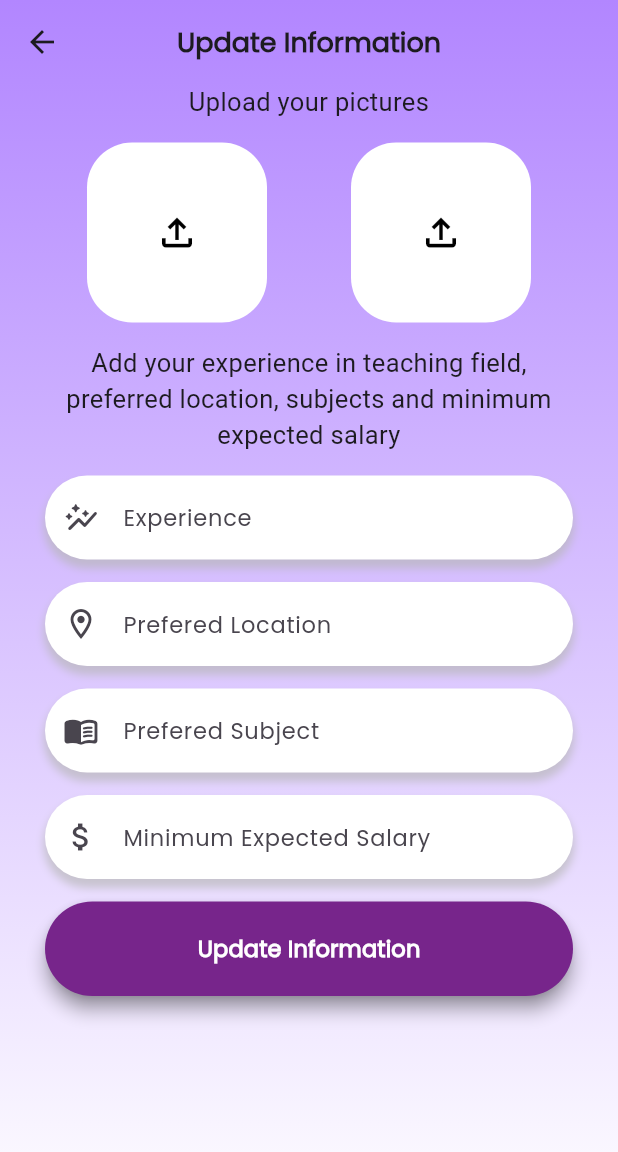
After one commit to RudroMozumdar/PoraoApp, a Flutter app: the screen it shows after launch, after a tap on "Update Information", on a phone screen of 412 x 824 dp. The commit adds this screen. Shown: the top 1152 px of the screen. Run offline on Flutter 3.47's test engine with Material 2 defaults, Android fonts, the phone set to English and light mode, and no system bars; our stand-ins replace firebase_auth, firebase_core; accounts and stored records are empty; network calls fail.

Commit message:
Update Info and Student Info Done

```diff
--- /dev/null
+++ b/lib/auth/update_information.dart
@@ -0,0 +1,160 @@
+import 'package:porao_app/common/all_import.dart';
+
+class UpdateInformation extends StatefulWidget {
+  const UpdateInformation({super.key});
+
+  @override
+  State<UpdateInformation> createState() => _UpdateInformationState();
+}
+
+class _UpdateInformationState extends State<UpdateInformation> {
+  final TextEditingController _controllerExperience = TextEditingController();
+  final TextEditingController _controllerLocation = TextEditingController();
+  final TextEditingController _controllerSubject = TextEditingController();
+  final TextEditingController _controllerSalary = TextEditingController();
+
+  // Upload Picture Field
+  Widget _uploadPicture() {
+    return Container(
+      height: 120,
+      width: 120,
+      decoration: BoxDecoration(
+        borderRadius: BorderRadius.circular(30),
+        color: Colors.white,
+      ),
+      child: IconButton(
+        iconSize: 30,
+        onPressed: () {},
+        icon: const Icon(
+          Icons.file_upload_outlined,
+          color: Colors.black,
+        ),
+      ),
+    );
+  }
+
+  //Experience Field -------------------------------------------------------------
+  Widget _experienceField() {
+    return CustomTextField(
+      hintText: "Experience",
+      prefixIcon: const Icon(Icons.auto_graph_rounded),
+      borderRadius: 40,
+      controller: _controllerExperience,
+    );
+  }
+
+  //Prefered Location Field -------------------------------------------------------------
+  Widget _locationField() {
+    return CustomTextField(
+      hintText: "Prefered Location",
+      prefixIcon: const Icon(Icons.location_on_outlined),
+      borderRadius: 40,
+      controller: _controllerLocation,
+    );
+  }
+
+  //Prefered Subject Field -------------------------------------------------------------
+  Widget _subjectsField() {
+    return CustomTextField(
+      hintText: "Prefered Subject",
+      prefixIcon: const Icon(Icons.menu_book_rounded),
+      borderRadius: 40,
+      controller: _controllerSubject,
+    );
+  }
+
+  //Salary Field -------------------------------------------------------------
+  Widget _salaryField() {
+    return CustomTextField(
+      hintText: "Minimum Expected Salary",
+      prefixIcon: const Icon(Icons.attach_money),
+      borderRadius: 40,
+      controller: _controllerSalary,
+    );
+  }
+
+  // Update Info  Button ----------------------------------------------------
+  Widget _updateInfoButton() {
+    return ElevatedButton(
+      style: ElevatedButton.styleFrom(
+        elevation: 5,
+        shadowColor: const Color.fromARGB(255, 61, 61, 61),
+        minimumSize: const Size(double.infinity, 63),
+        shape: RoundedRectangleBorder(
+          borderRadius: BorderRadius.circular(40),
+        ),
+        backgroundColor: const Color(0xFF77258B),
+      ),
+      onPressed: () {},
+      child: Text(
+        'Update Information',
+        style: TextStyle(
+          fontSize: 15,
+          fontWeight: FontWeight.bold,
+          color: Colors.white,
+          fontFamily: primaryFont,
+        ),
+      ),
+    );
+  }
+
+  @override
+  Widget build(BuildContext context) {
+    return Container(
+      decoration: const BoxDecoration(
+        gradient: LinearGradient(
+          colors: [
+            Color.fromARGB(255, 178, 134, 255),
+            Colors.white,
+          ],
+          begin: Alignment.topCenter,
+          end: Alignment.bottomCenter,
+        ),
+      ),
+      child: Scaffold(
+        backgroundColor: Colors.transparent,
+        appBar: const CustomAppBar(
+          title: "Update Information",
+        ),
+        body: SingleChildScrollView(
+          child: Padding(
+            padding: const EdgeInsets.symmetric(horizontal: 30),
+            child: Column(
+              children: [
+                const Text(
+                  "Upload your pictures",
+                  style: TextStyle(fontSize: 17),
+                  textAlign: TextAlign.center,
+                ),
+                const SizedBox(height: 15),
+                Row(
+                  mainAxisAlignment: MainAxisAlignment.spaceAround,
+                  children: [
+                    _uploadPicture(),
+                    _uploadPicture(),
+                  ],
+                ),
+                const SizedBox(height: 15),
+                const Text(
+                  "Add your experience in teaching field, preferred location, subjects and minimum expected salary",
+                  style: TextStyle(fontSize: 17),
+                  textAlign: TextAlign.center,
+                ),
+                const SizedBox(height: 15),
+                _experienceField(),
+                const SizedBox(height: 15),
+                _locationField(),
+                const SizedBox(height: 15),
+                _subjectsField(),
+                const SizedBox(height: 15),
+                _salaryField(),
+                const SizedBox(height: 15),
+                _updateInfoButton(),
+              ],
+            ),
+          ),
+        ),
+      ),
+    );
+  }
+}
--- a/lib/common/all_import.dart
+++ b/lib/common/all_import.dart
@@ -14,3 +14,5 @@ export 'package:porao_app/common/themes.dart';
 export 'package:porao_app/dev.dart';
 export 'package:porao_app/common/custom_app_bar.dart';
 export 'package:porao_app/features/student_request.dart';
+export 'package:porao_app/features/student_information.dart';
+export 'package:porao_app/auth/update_information.dart';
--- a/lib/dev.dart
+++ b/lib/dev.dart
@@ -52,7 +52,30 @@ class _DevolopmentState extends State<Devolopment> {
               ),
             );
           },
-            child: const Text("Homepage")),
+          child: const Text("Homepage"),
+        ),
+        ElevatedButton(
+          onPressed: () {
+            Navigator.push(
+              context,
+              MaterialPageRoute(
+                builder: (context) => const StudentInformation(),
+              ),
+            );
+          },
+          child: const Text("Student Information"),
+        ),
+        ElevatedButton(
+          onPressed: () {
+            Navigator.push(
+              context,
+              MaterialPageRoute(
+                builder: (context) => const UpdateInformation(),
+              ),
+            );
+          },
+          child: const Text("Update Information"),
+        ),
       ],
     );
   }
```
Also changed, not shown: lib/features/student_information.dart (added, +107 -0 lines), assets/images/masud_high_quality.png (added). Lines whose indentation alone changed are shown as unchanged.
